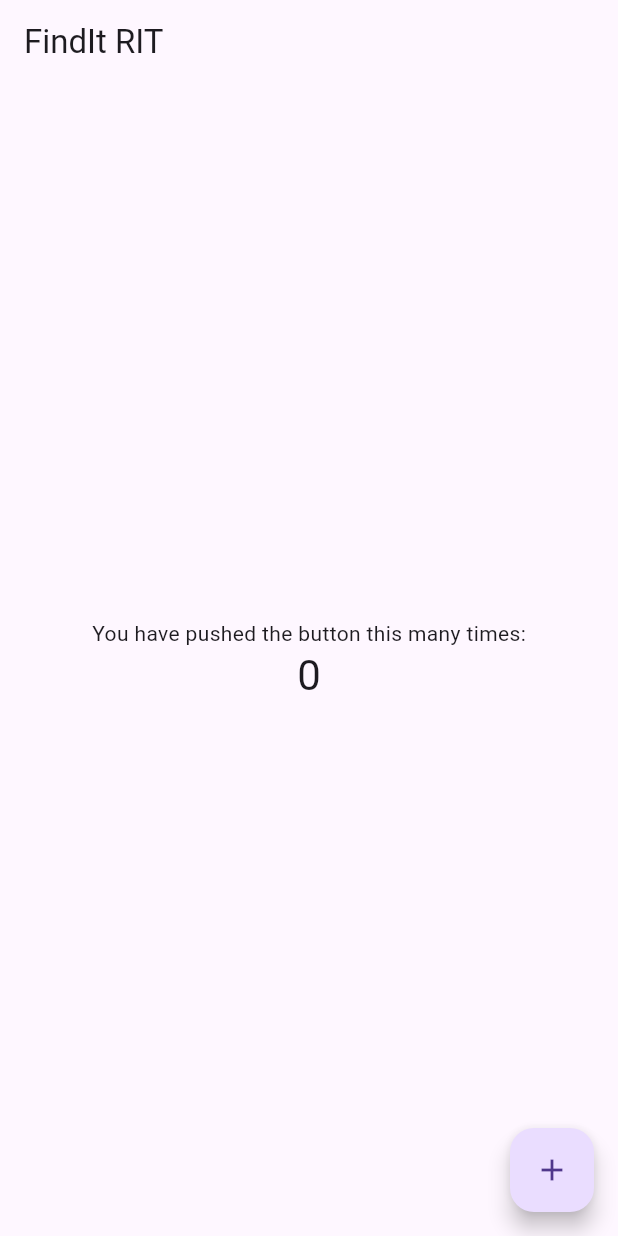
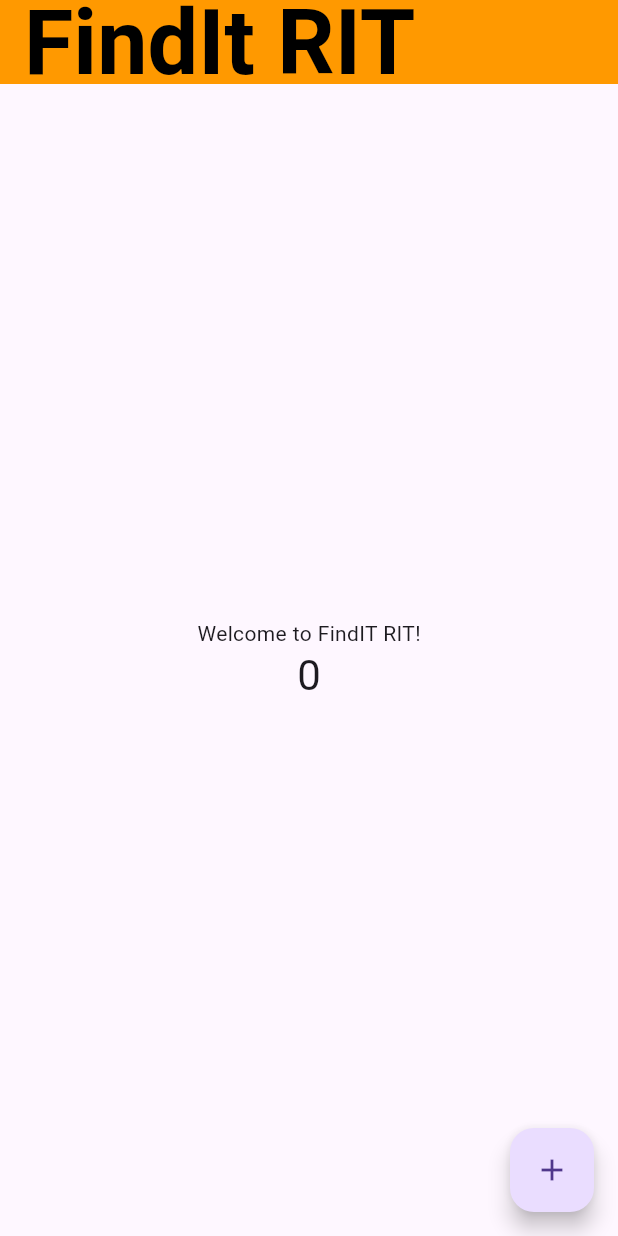
Before and after one commit to chloec435/my_app_backup, a Flutter app: the screen it shows after launch, on a phone screen of 412 x 824 dp. Run offline on Flutter 3.47's test engine with Material 3 defaults, Android fonts, the phone set to English and light mode, and no system bars; Roboto replaces fonts that are missing (Manera).

Commit message:
Changed the title and the color to it!
Co-authored-by: chloec435 <chloec435@users.noreply.github.com>
Co-authored-by: Dana Chen <danac00000@gmail.com>

```diff
--- a/lib/main.dart
+++ b/lib/main.dart
@@ -7,32 +7,11 @@ void main() {
 class MyApp extends StatelessWidget {
   const MyApp({super.key});
 
-  // This widget is the root of your application.
   @override
   Widget build(BuildContext context) {
     return MaterialApp(
       title: 'Flutter Demo',
-      theme: ThemeData(
-        // This is the theme of your application.
-        //
-        // TRY THIS: Try running your application with "flutter run". You'll see
-        // the application has a purple toolbar. Then, without quitting the app,
-        // try changing the seedColor in the colorScheme below to Colors.green
-        // and then invoke "hot reload" (save your changes or press the "hot
-        // reload" button in a Flutter-supported IDE, or press "r" if you used
-        // the command line to start the app).
-        //
-        // Notice that the counter didn't reset back to zero; the application
-        // state is not lost during the reload. To reset the state, use hot
-        // restart instead.
-        //
-        // This works for code too, not just values: Most code changes can be
-        // tested with just a hot reload.
-        //colorScheme: ColorScheme.fromSeed(
-        //seedColor: Color.fromARGB(255, 255, 98, 0),
-        //),
-        useMaterial3: true,
-      ),
+      theme: ThemeData(useMaterial3: true),
       home: const MyHomePage(title: 'FindIt RIT'),
     );
   }
@@ -40,15 +19,6 @@ class MyApp extends StatelessWidget {
 
 class MyHomePage extends StatefulWidget {
   const MyHomePage({super.key, required this.title});
-
-  // This widget is the home page of your application. It is stateful, meaning
-  // that it has a State object (defined below) that contains fields that affect
-  // how it looks.
-
-  // This class is the configuration for the state. It holds the values (in this
-  // case the title) provided by the parent (in this case the App widget) and
-  // used by the build method of the State. Fields in a Widget subclass are
-  // always marked "final".
 
   final String title;
 
@@ -61,53 +31,31 @@ class _MyHomePageState extends State<MyHomePage> {
 
   void _incrementCounter() {
     setState(() {
-      // This call to setState tells the Flutter framework that something has
-      // changed in this State, which causes it to rerun the build method below
-      // so that the display can reflect the updated values. If we changed
-      // _counter without calling setState(), then the build method would not be
-      // called again, and so nothing would appear to happen.
       _counter++;
     });
   }
 
   @override
   Widget build(BuildContext context) {
-    // This method is rerun every time setState is called, for instance as done
-    // by the _incrementCounter method above.
-    //
-    // The Flutter framework has been optimized to make rerunning build methods
-    // fast, so that you can just rebuild anything that needs updating rather
-    // than having to individually change instances of widgets.
     return Scaffold(
+      // AppBar with custom font
       appBar: AppBar(
-        // TRY THIS: Try changing the color here to a specific color (to
-        // Colors.amber, perhaps?) and trigger a hot reload to see the AppBar
-        // change color while the other colors stay the same.
-        //backgroundColor: Theme.of(context).colorScheme.inversePrimary,
-        // Here we take the value from the MyHomePage object that was created by
-        // the App.build method, and use it to set our appbar title.
-        title: Text(widget.title),
+        title: Text(
+          widget.title,
+          style: const TextStyle(
+            fontFamily: 'Manera', // Built-in font
+            fontSize: 60,
+            fontWeight: FontWeight.bold,
+            color: Colors.black,
+          ),
+        ),
+        backgroundColor: const Color.fromARGB(255, 255, 153, 0),
       ),
       body: Center(
-        // Center is a layout widget. It takes a single child and positions it
-        // in the middle of the parent.
         child: Column(
-          // Column is also a layout widget. It takes a list of children and
-          // arranges them vertically. By default, it sizes itself to fit its
-          // children horizontally, and tries to be as tall as its parent.
-          //
-          // Column has various properties to control how it sizes itself and
-          // how it positions its children. Here we use mainAxisAlignment to
-          // center the children vertically; the main axis here is the vertical
-          // axis because Columns are vertical (the cross axis would be
-          // horizontal).
-          //
-          // TRY THIS: Invoke "debug painting" (choose the "Toggle Debug Paint"
-          // action in the IDE, or press "p" in the console), to see the
-          // wireframe for each widget.
           mainAxisAlignment: MainAxisAlignment.center,
-          children: <Widget>[
-            const Text('You have pushed the button this many times:'),
+          children: <Text>[
+            const Text('Welcome to FindIT RIT!'),
             Text(
               '$_counter',
               style: Theme.of(context).textTheme.headlineMedium,
@@ -119,7 +67,7 @@ class _MyHomePageState extends State<MyHomePage> {
         onPressed: _incrementCounter,
         tooltip: 'Increment',
         child: const Icon(Icons.add),
-      ), // This trailing comma makes auto-formatting nicer for build methods.
+      ),
     );
   }
 }
```
